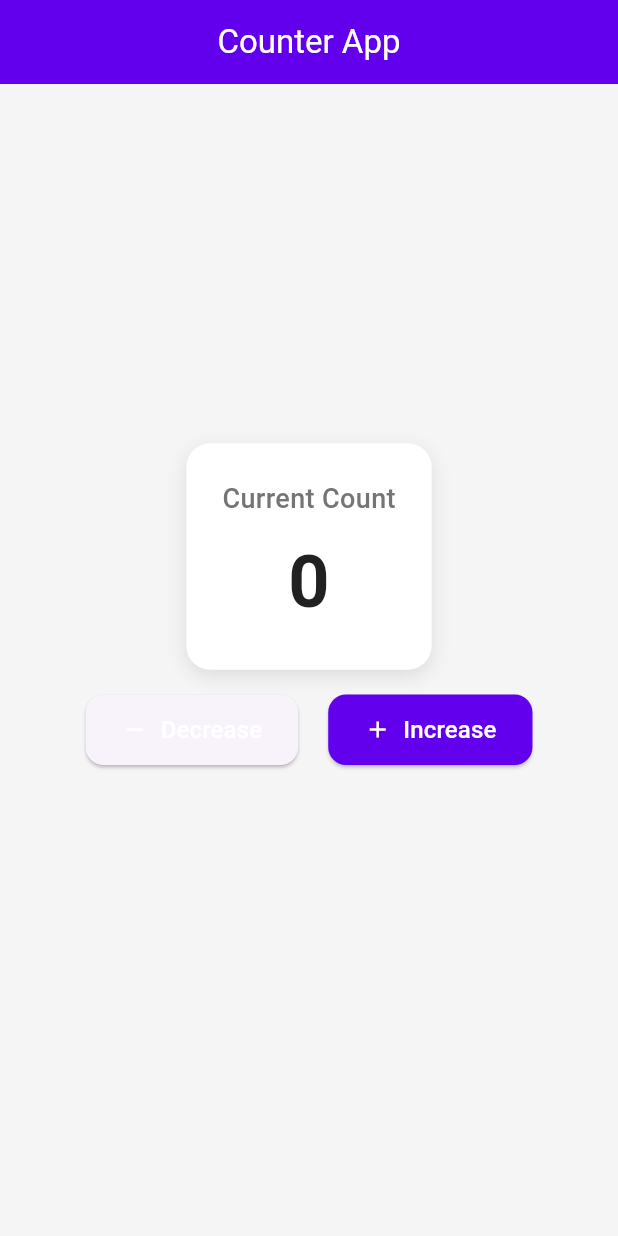
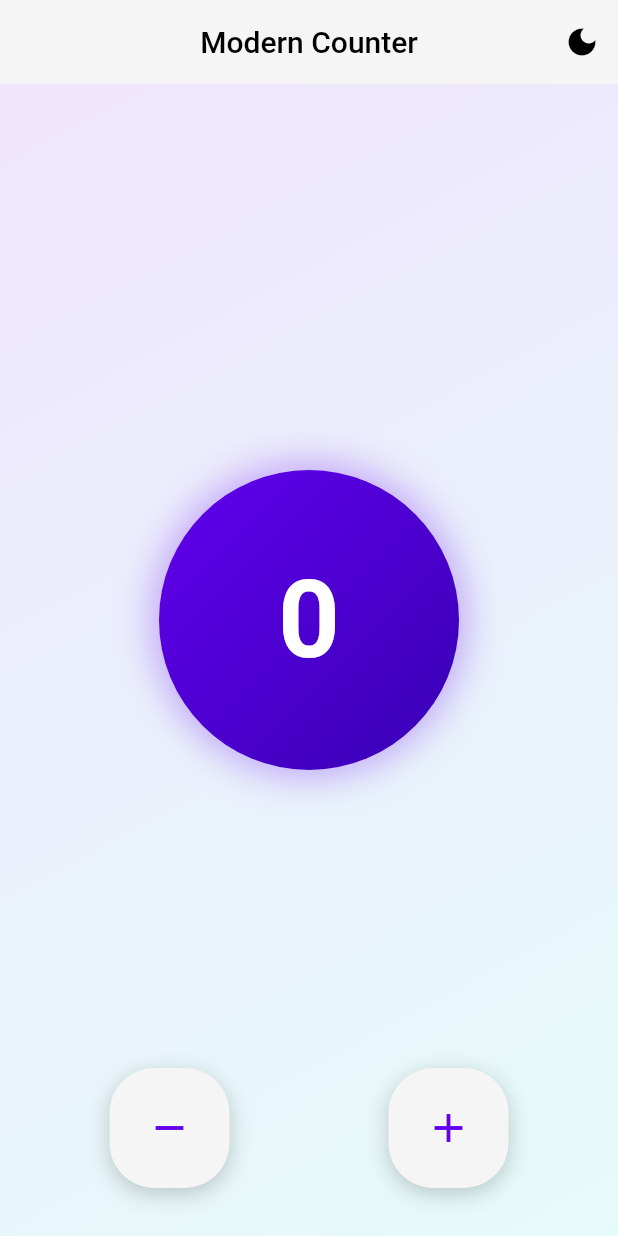
Before and after one commit to fouzzann/PCC-Counter-App, a Flutter app: the screen it shows after launch, on a phone screen of 412 x 824 dp. Run offline on Flutter 3.47's test engine with Material 3 defaults, Android fonts, the phone set to English and light mode, and no system bars; our stand-ins replace get, get_storage.

Commit message:
added the changes

```diff
--- a/analysis_options.yaml
+++ b/analysis_options.yaml
@@ -21,6 +21,7 @@ linter:
   # `// ignore_for_file: name_of_lint` syntax on the line or in the file
   # producing the lint.
   rules:
+      prefer_const_constructors
     # avoid_print: false  # Uncomment to disable the `avoid_print` rule
     # prefer_single_quotes: true  # Uncomment to enable the `prefer_single_quotes` rule
 
--- a/lib/controllers/counter_controller.dart
+++ b/lib/controllers/counter_controller.dart
@@ -1,38 +1,32 @@
-import 'package:counter_app/model/counter_model.dart';
+// file: lib/viewmodels/counter_viewmodel.dart
 import 'package:get/get.dart';
 
-class CounterController extends GetxController {
-  // Create an observable counter model
-  final Rx<CounterModel> _counterModel = CounterModel().obs;
+class CounterViewModel extends GetxController {
+  // Counter value
+  final _counter = 0.obs;
+  int get counter => _counter.value;
 
-  // Getter for the counter value
-  int get count => _counterModel.value.value;
-
-  // Warning message observable
-  final RxString warningMessage = ''.obs;
+  // Warning message
+  final _showWarning = false.obs;
+  bool get showWarning => _showWarning.value;
 
   // Increment counter
   void increment() {
-    _counterModel.value.value++;
-    _counterModel.refresh();
-    // Clear warning if present
-    if (warningMessage.isNotEmpty) {
-      warningMessage.value = '';
-    }
+    _counter.value++;
+    _showWarning.value = false;
   }
 
   // Decrement counter
   void decrement() {
-    if (_counterModel.value.value > 0) {
-      _counterModel.value.value--;
-      _counterModel.refresh();
-      // Clear warning if not at zero
-      if (warningMessage.isNotEmpty && _counterModel.value.value > 0) {
-        warningMessage.value = '';
-      }
+    if (_counter.value > 0) {
+      _counter.value--;
     } else {
-      // Show warning message
-      warningMessage.value = 'Cannot go below 0';
+      _showWarning.value = true;
     }
   }
+
+  // Reset warning
+  void resetWarning() {
+    _showWarning.value = false;
+  }
 }
--- /dev/null
+++ b/lib/controllers/theme_controller.dart
@@ -0,0 +1,27 @@
+// file: lib/viewmodels/theme_viewmodel.dart
+import 'package:flutter/material.dart';
+import 'package:get/get.dart';
+import 'package:get_storage/get_storage.dart';
+
+class ThemeViewModel extends GetxController {
+  final _box = GetStorage();
+  final _key = 'isDarkMode';
+
+  final _isDarkMode = false.obs;
+
+  @override
+  void onInit() {
+    super.onInit();
+    _isDarkMode.value = _box.read(_key) ?? false;
+  }
+
+  bool get isDarkMode => _isDarkMode.value;
+
+  ThemeMode get themeMode => isDarkMode ? ThemeMode.dark : ThemeMode.light;
+
+  void toggleTheme() {
+    _isDarkMode.value = !_isDarkMode.value;
+    Get.changeThemeMode(_isDarkMode.value ? ThemeMode.dark : ThemeMode.light);
+    _box.write(_key, _isDarkMode.value);
+  }
+}
--- a/lib/main.dart
+++ b/lib/main.dart
@@ -1,23 +1,34 @@
-import 'package:counter_app/pages/counter_page.dart';
-import 'package:counter_app/utils/app_colors.dart';
+// file: lib/main.dart
+import 'package:counter_app/controllers/counter_controller.dart';
+import 'package:counter_app/controllers/theme_controller.dart';
+import 'package:counter_app/pages/views/counter_screen.dart';
+import 'package:counter_app/utils/theme.dart';
 import 'package:flutter/material.dart';
 import 'package:get/get.dart';
+import 'package:get_storage/get_storage.dart';
 
-void main() {
-  runApp(MyApp());
+void main() async {
+  WidgetsFlutterBinding.ensureInitialized();
+  await GetStorage.init();
+  runApp(const MyApp());
 }
 
 class MyApp extends StatelessWidget {
+  const MyApp({Key? key}) : super(key: key);
+
   @override
   Widget build(BuildContext context) {
+    // Initialize controllers
+    final themeViewModel = Get.put(ThemeViewModel());
+    Get.put(CounterViewModel());
+
     return GetMaterialApp(
-      title: 'Counter App',
+      title: 'Modern Counter',
+      theme: ThemeConfig.lightTheme,
+      darkTheme: ThemeConfig.darkTheme,
+      themeMode: themeViewModel.themeMode,
+      home: CounterScreen(),
       debugShowCheckedModeBanner: false,
-      theme: ThemeData(
-        colorScheme: ColorScheme.fromSeed(seedColor: AppColors.primaryColor),
-        useMaterial3: true,
-      ),
-      home: CounterPage(),
     );
   }
 }
--- a/lib/pages/counter_page.dart
+++ /dev/null
@@ -1,44 +0,0 @@
-import 'package:counter_app/controllers/counter_controller.dart';
-import 'package:counter_app/pages/widgets/counter_button_widget.dart';
-import 'package:counter_app/pages/widgets/counter_display_widget.dart';
-import 'package:counter_app/pages/widgets/warning_message.dart';
-import 'package:counter_app/utils/app_colors.dart';
-import 'package:flutter/material.dart';
-import 'package:get/get.dart';
-
-class CounterPage extends StatelessWidget {
-  final CounterController controller = Get.put(CounterController());
-
-  @override
-  Widget build(BuildContext context) {
-    return Scaffold(
-      appBar: AppBar(
-        title: Text('Counter App', style: TextStyle(color: Colors.white)),
-        backgroundColor: AppColors.primaryColor,
-        centerTitle: true,
-      ),
-      body: Container(
-        color: AppColors.backgroundColor,
-        child: Center(
-          child: Column(
-            mainAxisAlignment: MainAxisAlignment.center,
-            children: [
-              // Counter display
-              CounterDisplay(controller: controller),
-
-              SizedBox(height: 16),
-
-              // Counter buttons
-              CounterButtons(controller: controller),
-
-              SizedBox(height: 24),
-
-              // Warning message
-              WarningMessage(controller: controller),
-            ],
-          ),
-        ),
-      ),
-    );
-  }
-}
--- /dev/null
+++ b/lib/pages/views/counter_screen.dart
@@ -0,0 +1,64 @@
+import 'package:counter_app/controllers/counter_controller.dart';
+import 'package:counter_app/controllers/theme_controller.dart';
+import 'package:counter_app/pages/widgets/counter_button_widget.dart';
+import 'package:counter_app/pages/widgets/counter_display_widget.dart';
+import 'package:counter_app/pages/widgets/warning_message.dart';
+import 'package:flutter/material.dart';
+import 'package:get/get.dart';
+
+class CounterScreen extends StatelessWidget {
+  final CounterViewModel _viewModel = Get.find();
+  final ThemeViewModel _themeViewModel = Get.find();
+
+  CounterScreen({Key? key}) : super(key: key);
+
+  @override
+  Widget build(BuildContext context) {
+    return Scaffold(
+      appBar: _buildAppBar(context),
+      body: Container(
+        width: double.infinity,
+        decoration: BoxDecoration(
+          gradient: LinearGradient(
+            begin: Alignment.topLeft,
+            end: Alignment.bottomRight,
+            colors: [
+              Theme.of(context).primaryColor.withOpacity(0.1),
+              Theme.of(context).colorScheme.secondary.withOpacity(0.1),
+            ],
+          ),
+        ),
+        child: SafeArea(
+          child: Column(
+            mainAxisAlignment: MainAxisAlignment.center,
+            children: [
+              const Spacer(flex: 2),
+              CounterDisplay(),
+              const SizedBox(height: 24),
+              WarningMessage(),
+              const Spacer(flex: 1),
+              ActionButtons(),
+              const SizedBox(height: 32),
+            ],
+          ),
+        ),
+      ),
+    );
+  }
+
+  AppBar _buildAppBar(BuildContext context) {
+    return AppBar(
+      title: const Text('Modern Counter'),
+      elevation: 0,
+      centerTitle: true,
+      actions: [
+        Obx(() => IconButton(
+          icon: Icon(
+            _themeViewModel.isDarkMode ? Icons.light_mode : Icons.dark_mode,
+          ),
+          onPressed: () => _themeViewModel.toggleTheme(),
+        )),
+      ],
+    );
+  }
+}
--- a/lib/pages/widgets/counter_button_widget.dart
+++ b/lib/pages/widgets/counter_button_widget.dart
@@ -1,61 +1,68 @@
 import 'package:counter_app/controllers/counter_controller.dart';
-import 'package:counter_app/utils/app_colors.dart';
 import 'package:flutter/material.dart';
+import 'package:get/get.dart';
 
-class CounterButtons extends StatelessWidget {
-  final CounterController controller;
+class ActionButtons extends StatelessWidget {
+  final CounterViewModel _viewModel = Get.find();
 
-  const CounterButtons({required this.controller});
+  ActionButtons({Key? key}) : super(key: key);
 
   @override
   Widget build(BuildContext context) {
-    return Row(
-      mainAxisAlignment: MainAxisAlignment.center,
-      children: [
-        // Decrement button
-        ElevatedButton(
-          onPressed: controller.decrement,
-          style: ElevatedButton.styleFrom(
-            backgroundColor: AppColors.secondaryVariant,
-            foregroundColor: Colors.white,
-            padding: EdgeInsets.symmetric(horizontal: 24, vertical: 12),
-            shape: RoundedRectangleBorder(
-              borderRadius: BorderRadius.circular(12),
-            ),
+    return Container(
+      width: double.infinity,
+      padding: const EdgeInsets.symmetric(horizontal: 32.0),
+      child: Row(
+        mainAxisAlignment: MainAxisAlignment.spaceEvenly,
+        children: [
+          _buildButton(
+            context: context,
+            icon: Icons.remove,
+            onPressed: _viewModel.decrement,
           ),
-          child: Row(
-            mainAxisSize: MainAxisSize.min,
-            children: [
-              Icon(Icons.remove),
-              SizedBox(width: 8),
-              Text('Decrease', style: TextStyle(fontSize: 16)),
+          const SizedBox(width: 24),
+          _buildButton(
+            context: context,
+            icon: Icons.add,
+            onPressed: _viewModel.increment,
+          ),
+        ],
+      ),
+    );
+  }
+
+  Widget _buildButton({
+    required BuildContext context,
+    required IconData icon,
+    required VoidCallback onPressed,
+  }) {
+    return Material(
+      color: Colors.transparent,
+      child: InkWell(
+        onTap: onPressed,
+        borderRadius: BorderRadius.circular(30),
+        child: Container(
+          width: 80,
+          height: 80,
+          decoration: BoxDecoration(
+            color: Theme.of(context).colorScheme.surface,
+            borderRadius: BorderRadius.circular(30),
+            boxShadow: [
+              BoxShadow(
+                color: Theme.of(context).shadowColor.withOpacity(0.2),
+                offset: const Offset(0, 4),
+                blurRadius: 12,
+                spreadRadius: 0,
+              ),
             ],
           ),
-        ),
-
-        SizedBox(width: 20),
-
-        // Increment button
-        ElevatedButton(
-          onPressed: controller.increment,
-          style: ElevatedButton.styleFrom(
-            backgroundColor: AppColors.primaryColor,
-            foregroundColor: Colors.white,
-            padding: EdgeInsets.symmetric(horizontal: 24, vertical: 12),
-            shape: RoundedRectangleBorder(
-              borderRadius: BorderRadius.circular(12),
-            ),
-          ),
-          child: Row(
-            mainAxisSize: MainAxisSize.min,
-            children: [
-              Icon(Icons.add),
-              SizedBox(width: 8),
-              Text('Increase', style: TextStyle(fontSize: 16)),
-            ],
+          child: Icon(
+            icon,
+            size: 32,
+            color: Theme.of(context).primaryColor,
           ),
         ),
-      ],
+      ),
     );
   }
 }
--- a/lib/pages/widgets/counter_display_widget.dart
+++ b/lib/pages/widgets/counter_display_widget.dart
@@ -1,48 +1,53 @@
 import 'package:counter_app/controllers/counter_controller.dart';
-import 'package:counter_app/utils/app_colors.dart';
 import 'package:flutter/material.dart';
 import 'package:get/get.dart';
+import '../../utils/app_colors.dart';
 
 class CounterDisplay extends StatelessWidget {
-  final CounterController controller;
+  final CounterViewModel _viewModel = Get.find();
 
-  const CounterDisplay({required this.controller});
+  CounterDisplay({Key? key}) : super(key: key);
 
   @override
   Widget build(BuildContext context) {
     return Container(
-      padding: EdgeInsets.all(24),
+      width: 200,
+      height: 200,
       decoration: BoxDecoration(
-        color: AppColors.surfaceColor,
-        borderRadius: BorderRadius.circular(16),
+        shape: BoxShape.circle,
+        gradient: LinearGradient(
+          begin: Alignment.topLeft,
+          end: Alignment.bottomRight,
+          colors: Theme.of(context).brightness == Brightness.light
+              ? AppColors.primaryGradient
+              : AppColors.darkPrimaryGradient,
+        ),
         boxShadow: [
           BoxShadow(
-            color: Colors.black.withOpacity(0.1),
-            blurRadius: 10,
-            offset: Offset(0, 4),
+            color: Theme.of(context).primaryColor.withOpacity(0.3),
+            blurRadius: 20,
+            spreadRadius: 5,
           ),
         ],
       ),
-      child: Column(
-        children: [
-          Text(
-            'Current Count',
+      child: Center(
+        child: Obx(() => AnimatedSwitcher(
+          duration: const Duration(milliseconds: 300),
+          transitionBuilder: (Widget child, Animation<double> animation) {
+            return ScaleTransition(scale: animation, child: child);
+          },
+          child: Text(
+            '${_viewModel.counter}',
+            key: ValueKey<int>(_viewModel.counter),
             style: TextStyle(
-              fontSize: 18,
-              color: AppColors.textSecondary,
-              fontWeight: FontWeight.w500,
+              fontSize: 72,
+              fontWeight: FontWeight.bold,
+              color: Theme.of(context).brightness == Brightness.light
+                  ? Colors.white
+                  : Colors.black,
             ),
           ),
-          SizedBox(height: 8),
-          Obx(() => Text(
-            '${controller.count}',
-            style: TextStyle(
-              fontSize: 48,
-              color: AppColors.textPrimary,
-              fontWeight: FontWeight.bold,
-            ),
-          )),
-        ],
+        )),
       ),
     );
   }
--- a/lib/pages/widgets/warning_message.dart
+++ b/lib/pages/widgets/warning_message.dart
@@ -1,41 +1,53 @@
 import 'package:counter_app/controllers/counter_controller.dart';
-import 'package:counter_app/utils/app_colors.dart';
 import 'package:flutter/material.dart';
 import 'package:get/get.dart';
 
 class WarningMessage extends StatelessWidget {
-  final CounterController controller;
+  final CounterViewModel _viewModel = Get.find();
 
-  const WarningMessage({required this.controller});
+  WarningMessage({Key? key}) : super(key: key);
 
   @override
   Widget build(BuildContext context) {
-    return Obx(() => AnimatedOpacity(
-      opacity: controller.warningMessage.isEmpty ? 0.0 : 1.0,
-      duration: Duration(milliseconds: 300),
+    return Padding(
+      padding: const EdgeInsets.symmetric(horizontal: 16.0),
+      child: Obx(() {
+        final showWarning = _viewModel.showWarning;
+        return AnimatedOpacity(
+          duration: const Duration(milliseconds: 300),
+          opacity: showWarning ? 1.0 : 0.0,
           child: Container(
-        padding: EdgeInsets.symmetric(horizontal: 16, vertical: 12),
+            padding: const EdgeInsets.symmetric(horizontal: 24, vertical: 12),
             decoration: BoxDecoration(
-          color: AppColors.warning.withOpacity(0.2),
-          borderRadius: BorderRadius.circular(8),
-          border: Border.all(color: AppColors.warning, width: 1),
+              color: Theme.of(context).colorScheme.error.withOpacity(0.1),
+              borderRadius: BorderRadius.circular(12),
+              border: Border.all(
+                color: Theme.of(context).colorScheme.error.withOpacity(0.3),
+              ),
             ),
             child: Row(
               mainAxisSize: MainAxisSize.min,
+              mainAxisAlignment: MainAxisAlignment.center,
               children: [
-            Icon(Icons.warning_amber_rounded, color: AppColors.warning),
-            SizedBox(width: 8),
+                Icon(
+                  Icons.warning_amber_rounded,
+                  color: Theme.of(context).colorScheme.error,
+                  size: 20,
+                ),
+                const SizedBox(width: 8),
                 Text(
-              controller.warningMessage.value,
+                  'Cannot go below 0',
                   style: TextStyle(
-                fontSize: 16,
-                color: AppColors.textPrimary,
-                fontWeight: FontWeight.w500,
+                    color: Theme.of(context).colorScheme.error,
+                    fontWeight: FontWeight.w600,
+                    fontSize: 14,
                   ),
                 ),
               ],
             ),
           ),
-    ));
+        );
+      }),
+    );
   }
 }
--- a/lib/utils/app_colors.dart
+++ b/lib/utils/app_colors.dart
@@ -1,25 +1,33 @@
-// lib/utils/app_theme.dart
+// file: lib/utils/app_colors.dart
 import 'package:flutter/material.dart';
 
 class AppColors {
-  // Primary colors
-  static const Color primaryColor = Color(0xFF6200EE);
-  static const Color primaryVariant = Color(0xFF3700B3);
+  // Light Mode Colors
+  static const Color lightPrimary = Color(0xFF6200EE);
+  static const Color lightSecondary = Color(0xFF03DAC6);
+  static const Color lightBackground = Color(0xFFFFFFFF);
+  static const Color lightSurface = Color(0xFFF5F5F5);
+  static const Color lightText = Color(0xFF000000);
+  static const Color lightTextSecondary = Color(0xFF757575);
+  static const Color lightError = Color(0xFFB00020);
 
-  // Secondary colors
-  static const Color secondaryColor = Color(0xFF03DAC6);
-  static const Color secondaryVariant = Color(0xFF018786);
+  // Dark Mode Colors
+  static const Color darkPrimary = Color(0xFFBB86FC);
+  static const Color darkSecondary = Color(0xFF03DAC6);
+  static const Color darkBackground = Color(0xFF121212);
+  static const Color darkSurface = Color(0xFF1E1E1E);
+  static const Color darkText = Color(0xFFFFFFFF);
+  static const Color darkTextSecondary = Color(0xFFBDBDBD);
+  static const Color darkError = Color(0xFFCF6679);
 
-  // Background and surface colors
-  static const Color backgroundColor = Color(0xFFF5F5F5);
-  static const Color surfaceColor = Colors.white;
+  // Gradient Colors
+  static const List<Color> primaryGradient = [
+    Color(0xFF6200EE),
+    Color(0xFF3700B3),
+  ];
 
-  // Text colors
-  static const Color textPrimary = Color(0xFF212121);
-  static const Color textSecondary = Color(0xFF757575);
-
-  // Alert colors
-  static const Color error = Color(0xFFB00020);
-  static const Color success = Color(0xFF4CAF50);
-  static const Color warning = Color(0xFFFFC107);
+  static const List<Color> darkPrimaryGradient = [
+    Color(0xFFBB86FC),
+    Color(0xFF7B1FA2),
+  ];
 }
--- /dev/null
+++ b/lib/utils/theme.dart
@@ -0,0 +1,97 @@
+// file: lib/utils/theme_config.dart
+import 'package:flutter/material.dart';
+import 'app_colors.dart';
+
+class ThemeConfig {
+  static ThemeData lightTheme = ThemeData(
+    brightness: Brightness.light,
+    primaryColor: AppColors.lightPrimary,
+    scaffoldBackgroundColor: AppColors.lightBackground,
+
+    colorScheme: const ColorScheme.light(
+      primary: AppColors.lightPrimary,
+      secondary: AppColors.lightSecondary,
+      surface: AppColors.lightSurface,
+      background: AppColors.lightBackground,
+      error: AppColors.lightError,
+      onPrimary: Colors.white,
+      onSecondary: Colors.black,
+      onSurface: AppColors.lightText,
+      onBackground: AppColors.lightText,
+      onError: Colors.white,
+    ),
+
+    textTheme: const TextTheme(
+      displayLarge: TextStyle(fontSize: 96, fontWeight: FontWeight.w300, color: AppColors.lightText),
+      displayMedium: TextStyle(fontSize: 60, fontWeight: FontWeight.w400, color: AppColors.lightText),
+      displaySmall: TextStyle(fontSize: 48, fontWeight: FontWeight.w400, color: AppColors.lightText),
+      headlineMedium: TextStyle(fontSize: 34, fontWeight: FontWeight.w400, color: AppColors.lightText),
+      headlineSmall: TextStyle(fontSize: 24, fontWeight: FontWeight.w400, color: AppColors.lightText),
+      titleLarge: TextStyle(fontSize: 20, fontWeight: FontWeight.w500, color: AppColors.lightText),
+      bodyLarge: TextStyle(fontSize: 16, fontWeight: FontWeight.w400, color: AppColors.lightText),
+      bodyMedium: TextStyle(fontSize: 14, fontWeight: FontWeight.w400, color: AppColors.lightText),
+    ),
+
+    floatingActionButtonTheme: const FloatingActionButtonThemeData(
+      backgroundColor: AppColors.lightPrimary,
+      foregroundColor: Colors.white,
+    ),
+
+    elevatedButtonTheme: ElevatedButtonThemeData(
+      style: ElevatedButton.styleFrom(
+        backgroundColor: AppColors.lightPrimary,
+        foregroundColor: Colors.white,
+        padding: const EdgeInsets.symmetric(horizontal: 24, vertical: 12),
+        shape: RoundedRectangleBorder(
+          borderRadius: BorderRadius.circular(12),
+        ),
+      ),
+    ),
+  );
+
+  static ThemeData darkTheme = ThemeData(
+    brightness: Brightness.dark,
+    primaryColor: AppColors.darkPrimary,
+    scaffoldBackgroundColor: AppColors.darkBackground,
+
+    colorScheme: const ColorScheme.dark(
+      primary: AppColors.darkPrimary,
+      secondary: AppColors.darkSecondary,
+      surface: AppColors.darkSurface,
+      background: AppColors.darkBackground,
+      error: AppColors.darkError,
+      onPrimary: Colors.black,
+      onSecondary: Colors.black,
+      onSurface: AppColors.darkText,
+      onBackground: AppColors.darkText,
+      onError: Colors.black,
+    ),
+
+    textTheme: const TextTheme(
+      displayLarge: TextStyle(fontSize: 96, fontWeight: FontWeight.w300, color: AppColors.darkText),
+      displayMedium: TextStyle(fontSize: 60, fontWeight: FontWeight.w400, color: AppColors.darkText),
+      displaySmall: TextStyle(fontSize: 48, fontWeight: FontWeight.w400, color: AppColors.darkText),
+      headlineMedium: TextStyle(fontSize: 34, fontWeight: FontWeight.w400, color: AppColors.darkText),
+      headlineSmall: TextStyle(fontSize: 24, fontWeight: FontWeight.w400, color: AppColors.darkText),
+      titleLarge: TextStyle(fontSize: 20, fontWeight: FontWeight.w500, color: AppColors.darkText),
+      bodyLarge: TextStyle(fontSize: 16, fontWeight: FontWeight.w400, color: AppColors.darkText),
+      bodyMedium: TextStyle(fontSize: 14, fontWeight: FontWeight.w400, color: AppColors.darkText),
+    ),
+
+    floatingActionButtonTheme: const FloatingActionButtonThemeData(
+      backgroundColor: AppColors.darkPrimary,
+      foregroundColor: Colors.black,
+    ),
+
+    elevatedButtonTheme: ElevatedButtonThemeData(
+      style: ElevatedButton.styleFrom(
+        backgroundColor: AppColors.darkPrimary,
+        foregroundColor: Colors.black,
+        padding: const EdgeInsets.symmetric(horizontal: 24, vertical: 12),
+        shape: RoundedRectangleBorder(
+          borderRadius: BorderRadius.circular(12),
+        ),
+      ),
+    ),
+  );
+}
--- a/pubspec.yaml
+++ b/pubspec.yaml
@@ -35,6 +35,7 @@ dependencies:
   # Use with the CupertinoIcons class for iOS style icons.
   cupertino_icons: ^1.0.8
   get: ^4.7.2
+  get_storage: ^2.1.1
 
 dev_dependencies:
   flutter_test:
```
Also changed, not shown: pubspec.lock, 1 other file. Lines whose indentation alone changed are shown as unchanged.
